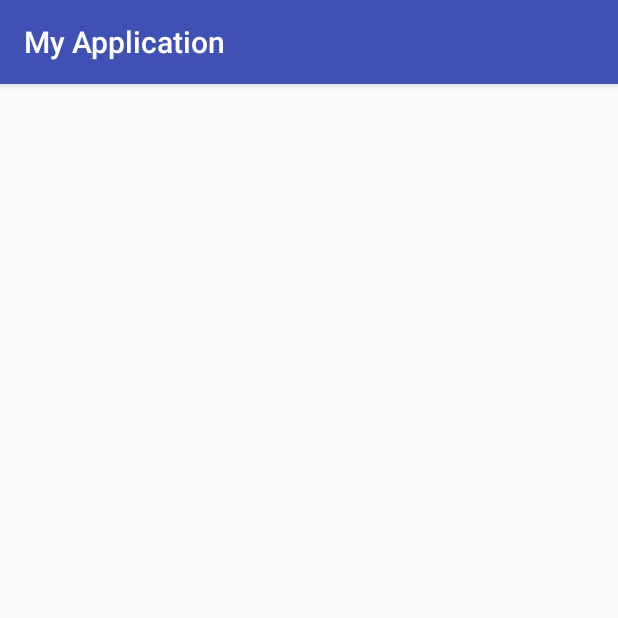
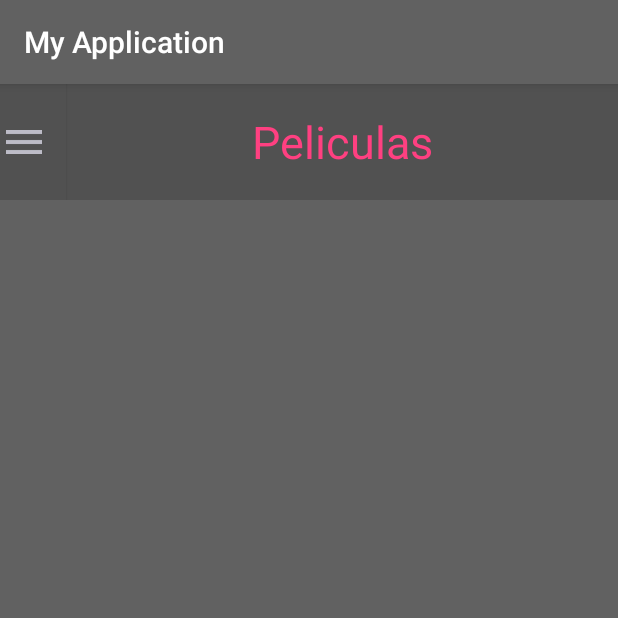
Before and after one commit to Abdalion/Moonshot, an Android app: the screen it shows after launch (MainActivity), on a phone screen of 412 x 824 dp, the top half of it. Run offline under Robolectric (Android 15) with nearby library versions, the phone set to English and light mode, and no system bars.

Commit message:
Ui principal basica

```diff
--- a/app/src/main/java/a1/t1mo/mobjav/a816/myapplication/view/MainActivity.java
+++ b/app/src/main/java/a1/t1mo/mobjav/a816/myapplication/view/MainActivity.java
@@ -2,9 +2,13 @@ package a1.t1mo.mobjav.a816.myapplication.view;
 
 import android.support.annotation.NonNull;
 import android.support.design.widget.NavigationView;
+import android.support.v4.widget.DrawerLayout;
 import android.support.v7.app.AppCompatActivity;
 import android.os.Bundle;
+import android.view.Gravity;
 import android.view.MenuItem;
+import android.view.View;
+import android.widget.Button;
 import android.widget.Toast;
 
 import a1.t1mo.mobjav.a816.myapplication.R;
@@ -32,7 +36,22 @@ public class MainActivity extends AppCompatActivity {
             }
         });
 
+        Button button = (Button) findViewById(R.id.main_botonDrawer);
+        button.setOnClickListener(new View.OnClickListener() {
+            @Override
+            public void onClick(View v) {
+                onClickBotonDrawer();
+            }
+        });
+
     }
+
+    private void onClickBotonDrawer() {
+
+        DrawerLayout drawer = (DrawerLayout) findViewById(R.id.main_drawerLayout);
+        drawer.openDrawer(Gravity.LEFT);
+    }
+
 
     private void onSelectItem(MenuItem item) {
         if(item.getItemId() == R.id.menu_opcion_accion) {
--- a/app/src/main/res/layout/activity_main.xml
+++ b/app/src/main/res/layout/activity_main.xml
@@ -4,18 +4,54 @@
     android:layout_width="match_parent"
     android:layout_height="match_parent"
     xmlns:app="http://schemas.android.com/apk/res-auto"
-    tools:context="a1.t1mo.mobjav.a816.myapplication.view.MainActivity">
+    android:background="@color/colorPrimary"
+    tools:context="a1.t1mo.mobjav.a816.myapplication.view.MainActivity"
+    android:id="@+id/main_drawerLayout">
 
-
-    <FrameLayout
+    <LinearLayout
         android:layout_width="match_parent"
         android:layout_height="match_parent"
-        android:id="@+id/main_contenedorDeFragment">
+        android:orientation="vertical">
 
-    </FrameLayout>
+        <LinearLayout
+            android:layout_width="match_parent"
+            android:layout_height="match_parent"
+            android:layout_weight="90"
+            android:orientation="horizontal">
+
+            <Button
+                android:layout_width="wrap_content"
+                android:layout_height="match_parent"
+                android:layout_weight="10"
+                android:background="@color/colorPrimaryDark"
+                android:drawableLeft="@drawable/ic_hamburger_white"
+                android:id="@+id/main_botonDrawer"/>
+
+            <TextView
+                android:layout_width="match_parent"
+                android:layout_height="match_parent"
+                android:text="Peliculas"
+                android:layout_weight="10"
+                android:background="@color/colorPrimaryDark"
+                android:textSize="30sp"
+                android:textColor="@color/colorAccent"
+                android:gravity="center"/>
+
+        </LinearLayout>
+
+        <FrameLayout
+            android:layout_width="match_parent"
+            android:layout_height="match_parent"
+            android:id="@+id/main_contenedorDeFragment"
+            android:layout_weight="10">
+        </FrameLayout>
+
+    </LinearLayout>
+
 
 
     <android.support.design.widget.NavigationView
+        app:itemTextColor="@color/colorAccent"
         android:layout_width="wrap_content"
         android:layout_height="match_parent"
         android:layout_gravity="start"
--- a/app/src/main/res/values/colors.xml
+++ b/app/src/main/res/values/colors.xml
@@ -1,6 +1,6 @@
 <?xml version="1.0" encoding="utf-8"?>
 <resources>
-    <color name="colorPrimary">#3F51B5</color>
-    <color name="colorPrimaryDark">#303F9F</color>
-    <color name="colorAccent">#FF4081</color>
+    <color name="colorPrimary">#616161</color>
+    <color name="colorPrimaryDark">#515151</color>
+    <color name="colorAccent">#ff4081</color>
 </resources>
```
Also changed, not shown: app/src/main/res/drawable-hdpi/ic_hamburger.png (added), app/src/main/res/drawable-hdpi/ic_hamburger_white.png (added), app/src/main/res/drawable-mdpi/ic_hamburger.png (added), app/src/main/res/drawable-mdpi/ic_hamburger_white.png (added), app/src/main/res/drawable-xhdpi/ic_hamburger.png (added), app/src/main/res/drawable-xhdpi/ic_hamburger_white.png (added), app/src/main/res/drawable-xxhdpi/ic_hamburger.png (added), app/src/main/res/drawable-xxhdpi/ic_hamburger_white.png (added).
